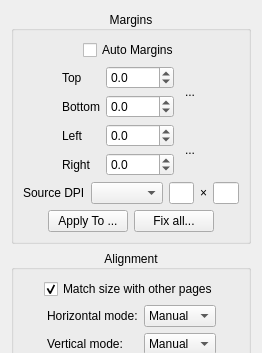
Before: the Qt Designer form src/core/filters/page_layout/OptionsWidget.ui in karnigen/scantailor-advanced, drawn with Qt 5; both pictures show x 0 to 262 and y 0 to 353 of the 262 by 804 pixel window.
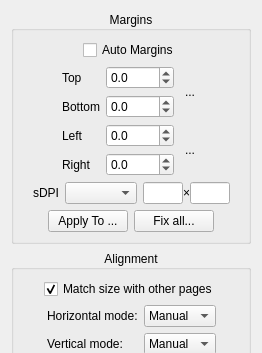
After: the same form once the commit is applied. Icons and pictures are not drawn. Custom widgets are drawn as their Qt base class.

Commit message: fix: keep source DPI edits in sync

What changed in the file:
```diff
--- a/src/core/filters/page_layout/OptionsWidget.ui
+++ b/src/core/filters/page_layout/OptionsWidget.ui
@@ -299,10 +299,26 @@
       </item>
       <item>
        <layout class="QHBoxLayout" name="sourceDpiLayout">
+        <item>
+         <spacer name="sourceDpiLeftSpacer">
+          <property name="orientation">
+           <enum>Qt::Horizontal</enum>
+          </property>
+          <property name="sizeType">
+           <enum>QSizePolicy::Expanding</enum>
+          </property>
+          <property name="sizeHint" stdset="0">
+           <size>
+            <width>1</width>
+            <height>1</height>
+           </size>
+          </property>
+         </spacer>
+        </item>
         <item>
          <widget class="QLabel" name="sourceDpiLabel">
           <property name="text">
-           <string>Source DPI</string>
+           <string>sDPI</string>
           </property>
          </widget>
         </item>
@@ -314,6 +330,11 @@
          </widget>
         </item>
         <item>
+         <layout class="QHBoxLayout" name="sourceDpiValuesLayout">
+          <property name="spacing">
+           <number>0</number>
+          </property>
+          <item>
          <widget class="QLineEdit" name="sourceXDpi">
           <property name="maximumSize">
            <size>
@@ -345,6 +366,24 @@
            <string>Enter source y dpi.</string>
           </property>
          </widget>
+          </item>
+         </layout>
+        </item>
+        <item>
+         <spacer name="sourceDpiRightSpacer">
+          <property name="orientation">
+           <enum>Qt::Horizontal</enum>
+          </property>
+          <property name="sizeType">
+           <enum>QSizePolicy::Expanding</enum>
+          </property>
+          <property name="sizeHint" stdset="0">
+           <size>
+            <width>1</width>
+            <height>1</height>
+           </size>
+          </property>
+         </spacer>
         </item>
        </layout>
       </item>
```
Lines whose indentation alone changed are shown as unchanged. The commit also changes 3 other files.
